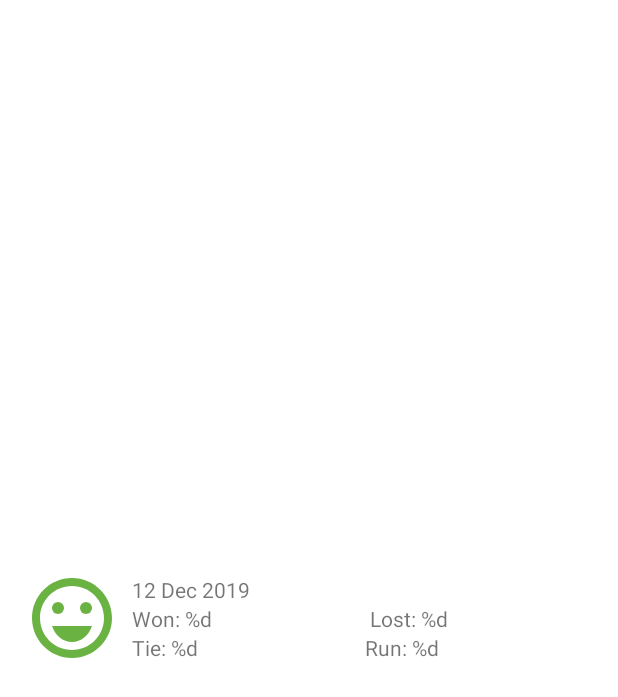
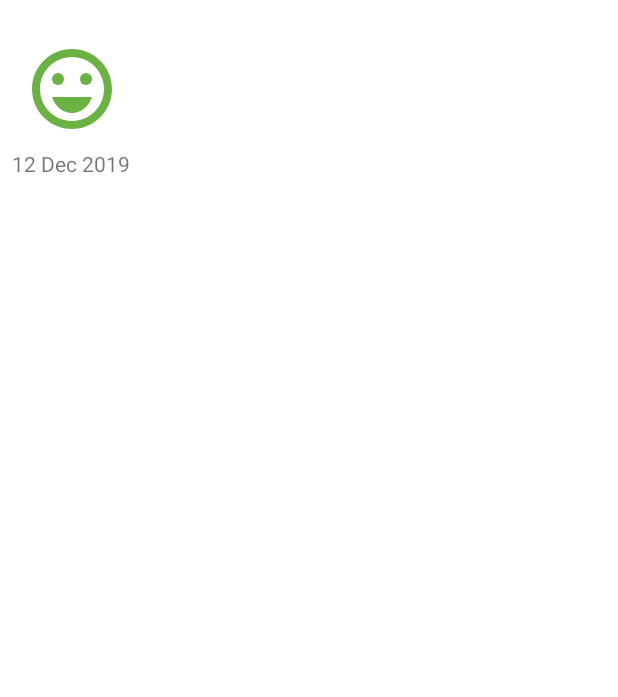
Before and after one commit to BoonHock/BanLuck, an Android app: the layout list_item_game_history.xml on its own in the app's theme, with its tools: preview values and no code run, on a phone screen of 412 x 824 dp. Shown: the top 697 px of the screen. Run offline under Robolectric (Android 15) with nearby library versions, the light colour scheme and no system bars.

Commit message:
recycler view data binding - incomplete

```diff
--- a/app/src/main/java/com/fiyepr/banluck/screens/gamehistory/BindingUtils.kt
+++ b/app/src/main/java/com/fiyepr/banluck/screens/gamehistory/BindingUtils.kt
@@ -65,3 +65,16 @@ fun ImageView.setGameImage(item: GameHistory?) {
 		).into(this)
 	}
 }
+
+@BindingAdapter("GameString")
+fun TextView.setGameString(item: GameHistory?) {
+	item?.let {
+		text = context.getString(
+			R.string.game_summary,
+			item.winCount,
+			item.loseCount,
+			item.tieCount,
+			item.runCount
+		)
+	}
+}
--- a/app/src/main/java/com/fiyepr/banluck/screens/gamehistory/GameHistoryFragment.kt
+++ b/app/src/main/java/com/fiyepr/banluck/screens/gamehistory/GameHistoryFragment.kt
@@ -35,6 +35,8 @@ class GameHistoryFragment : Fragment() {
 
 		binding.gameHistoryViewModel = gameHistoryViewModel
 
+
+
 		binding.lifecycleOwner = this
 
 		gameHistoryViewModel.showSnackbar.observe(viewLifecycleOwner, {
--- a/app/src/main/res/layout/fragment_game_history.xml
+++ b/app/src/main/res/layout/fragment_game_history.xml
@@ -36,7 +36,6 @@
             android:layout_marginStart="8dp"
             android:layout_marginTop="8dp"
             android:layout_marginEnd="8dp"
-            app:layoutManager="androidx.recyclerview.widget.LinearLayoutManager"
             app:layout_constraintBottom_toBottomOf="parent"
             app:layout_constraintEnd_toEndOf="parent"
             app:layout_constraintStart_toStartOf="parent"
--- a/app/src/main/res/layout/list_item_game_history.xml
+++ b/app/src/main/res/layout/list_item_game_history.xml
@@ -12,7 +12,7 @@
 
     <androidx.constraintlayout.widget.ConstraintLayout
         android:layout_width="match_parent"
-        android:layout_height="match_parent">
+        android:layout_height="wrap_content">
 
         <ImageView
             android:id="@+id/img_history"
@@ -21,78 +21,23 @@
             android:layout_marginStart="16dp"
             android:layout_marginTop="8dp"
             android:layout_marginBottom="8dp"
+            android:contentDescription="@string/image"
             app:gameImage="@{game}"
             app:layout_constraintBottom_toBottomOf="parent"
             app:layout_constraintStart_toStartOf="parent"
             app:layout_constraintTop_toTopOf="parent"
             tools:srcCompat="@drawable/history_happy" />
 
-        <LinearLayout
-            android:layout_width="0dp"
+        <TextView
+            android:id="@+id/txt_history"
+            android:layout_width="wrap_content"
             android:layout_height="wrap_content"
             android:layout_marginStart="8dp"
             android:layout_marginTop="8dp"
-            android:layout_marginEnd="8dp"
-            android:layout_marginBottom="8dp"
-            android:orientation="vertical"
-            app:layout_constraintBottom_toBottomOf="parent"
-            app:layout_constraintEnd_toEndOf="parent"
-            app:layout_constraintStart_toEndOf="@+id/img_history"
-            app:layout_constraintTop_toTopOf="parent">
-
-            <TextView
-                android:id="@+id/txt_history_date"
-                android:layout_width="match_parent"
-                android:layout_height="wrap_content"
-                app:GameDateString="@{game}"
-                tools:text="12 Dec 2019" />
-
-            <LinearLayout
-                android:layout_width="match_parent"
-                android:layout_height="wrap_content"
-                android:orientation="horizontal">
-
-                <TextView
-                    android:id="@+id/txt_history_won"
-                    android:layout_width="wrap_content"
-                    android:layout_height="wrap_content"
-                    android:layout_weight="1"
-                    app:gameWonString="@{game}"
-                    tools:text="@string/won_summary" />
-
-                <TextView
-                    android:id="@+id/txt_history_lost"
-                    android:layout_width="wrap_content"
-                    android:layout_height="wrap_content"
-                    android:layout_weight="1"
-                    app:gameLostString="@{game}"
-                    tools:text="@string/lost_summary" />
-
-            </LinearLayout>
-
-            <LinearLayout
-                android:layout_width="match_parent"
-                android:layout_height="wrap_content"
-                android:orientation="horizontal">
-
-                <TextView
-                    android:id="@+id/txt_history_tie"
-                    android:layout_width="wrap_content"
-                    android:layout_height="wrap_content"
-                    android:layout_weight="1"
-                    app:gameTieString="@{game}"
-                    tools:text="@string/tie_summary" />
-
-                <TextView
-                    android:id="@+id/txt_history_run"
-                    android:layout_width="wrap_content"
-                    android:layout_height="wrap_content"
-                    android:layout_weight="1"
-                    app:gameRunString="@{game}"
-                    tools:text="@string/run_summary" />
-            </LinearLayout>
-
-        </LinearLayout>
+            app:GameString="@{game}"
+            app:layout_constraintStart_toStartOf="parent"
+            app:layout_constraintTop_toBottomOf="@+id/img_history"
+            tools:text="12 Dec 2019" />
 
     </androidx.constraintlayout.widget.ConstraintLayout>
 </layout>
--- a/app/src/main/res/values/strings.xml
+++ b/app/src/main/res/values/strings.xml
@@ -28,6 +28,7 @@
     <string name="game_lost">You\'ve lost…</string>
     <string name="game_tie">It\'s a tie</string>
     <string name="game_run">RUN!!!!</string>
+    <string name="game_summary">W-%d L-%d\nT-%d R-%d</string>
     <string name="won_summary">Won: %d</string>
     <string name="lost_summary">Lost: %d</string>
     <string name="run_summary">Run: %d</string>
@@ -56,4 +57,5 @@
     <string name="clear">Clear</string>
     <string name="history">History</string>
     <string name="ongoing">Ongoing</string>
+    <string name="image">image</string>
 </resources>
```
